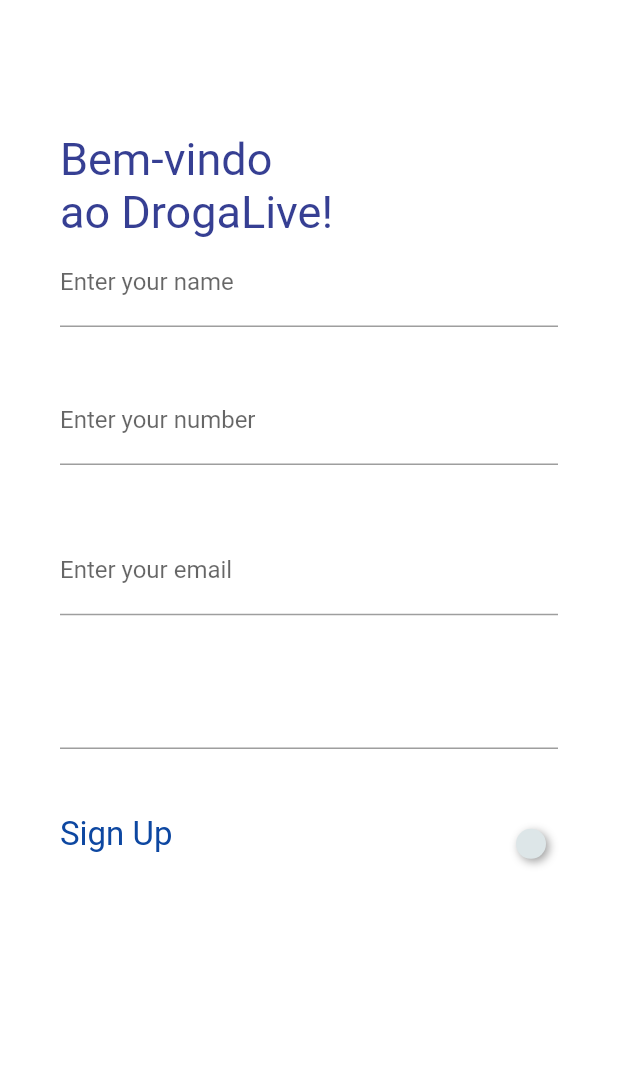
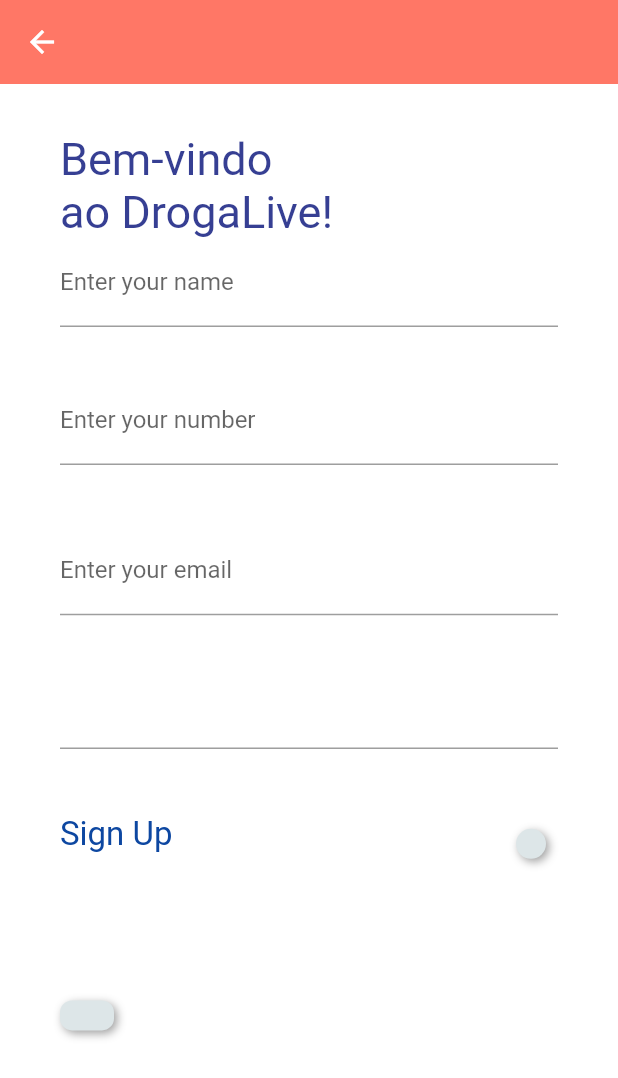
Before and after one commit to VitorAPP/flutter_application_1, a Flutter app: the Landing screen opened directly, on a phone screen of 412 x 824 dp. Shown: the top 1078 px of the screen. Run offline on Flutter 3.47's test engine with Material 2 defaults, Android fonts, the phone set to English and light mode, and no system bars; drawn by our look-alikes of flutter_neumorphic; our stand-ins replace syncfusion_flutter_sliders; missing offline and left inert: syncfusion_flutter_core; network calls fail; key blocks and very long unbroken strings in the code were emptied for the run.

```diff
--- a/lib/pages/landing.dart
+++ b/lib/pages/landing.dart
@@ -20,10 +20,10 @@ class _Landing extends State<Landing> {
     return Scaffold(
       key: _scaffoldKey,
       appBar: AppBar(
-        backgroundColor: Colors.transparent,
+        backgroundColor: const Color.fromRGBO(255, 119, 102, 10),
         elevation: 0,
       ),
-      backgroundColor: Color(0xFFffffff),
+      backgroundColor: const Color(0xFFffffff),
       body: Container(
         padding: const EdgeInsets.only(left: 40, right: 40),
         child: Form(
@@ -34,16 +34,16 @@ class _Landing extends State<Landing> {
               SizedBox(
                 height: height * 0.04,
               ),
-              Text(
+              const Text(
                 'Bem-vindo',
                 style: TextStyle(fontSize: 30, color: Color(0xFF363F93)),
               ),
-              Text(
+              const Text(
                 'ao DrogaLive!',
                 style: TextStyle(fontSize: 30, color: Color(0xFF363f93)),
               ),
               TextFormField(
-                decoration: InputDecoration(labelText: "Enter your name"),
+                decoration: const InputDecoration(labelText: "Enter your name"),
                 validator: (value) {
                   if (value!.isEmpty ||
                       !RegExp(r'^[a-z A-Z]+$').hasMatch(value!)) {
@@ -57,7 +57,8 @@ class _Landing extends State<Landing> {
                 height: height * 0.04,
               ),
               TextFormField(
-                decoration: InputDecoration(labelText: "Enter your number"),
+                decoration:
+                    const InputDecoration(labelText: "Enter your number"),
                 validator: (value) {
                   if (value!.isEmpty ||
                       !RegExp(r'^\s*(\d{2}|\d{0})[-. ]?(\d{5}|\d{4})[-. ]?(\d{4})[-. ]?\s*$')
@@ -72,7 +73,8 @@ class _Landing extends State<Landing> {
                 height: height * 0.05,
               ),
               TextFormField(
-                decoration: InputDecoration(labelText: "Enter your email"),
+                decoration:
+                    const InputDecoration(labelText: "Enter your email"),
                 validator: (value) {
                   if (value!.isEmpty ||
                       !RegExp(r'^[\w-\.]+@([\w-]+\.)+[\w]{2-4}$')
@@ -98,7 +100,7 @@ class _Landing extends State<Landing> {
                     style: TextStyle(fontSize: 22, color: Colors.blue[900]),
                   ),
                   NeumorphicButton(
-                    margin: EdgeInsets.only(top: 12),
+                    margin: const EdgeInsets.only(top: 12),
                     onPressed: () {
                       if (formKey.currentState!.validate()) {
                         final snackBar =
@@ -106,7 +108,7 @@ class _Landing extends State<Landing> {
                         _scaffoldKey.currentState!.showSnackBar(snackBar);
                       }
                     },
-                    style: NeumorphicStyle(
+                    style: const NeumorphicStyle(
                       shape: NeumorphicShape.flat,
                       boxShape: NeumorphicBoxShape.circle(),
                     ),
@@ -116,7 +118,15 @@ class _Landing extends State<Landing> {
               SizedBox(
                 height: height * 0.1,
               ),
-              Row(),
+              Row(
+                mainAxisAlignment: MainAxisAlignment.start,
+                children: [
+                  NeumorphicButton(
+                    margin: const EdgeInsets.only(top: 12),
+                    // onPressed: ,
+                  )
+                ],
+              ),
             ],
           ),
         ),
```
Also changed, not shown: lib/main.dart (+13 -175 lines), lib/pages/carteira.dart (+2 -6 lines), lib/pages/dadosPessoa.dart (+17 -19 lines).
